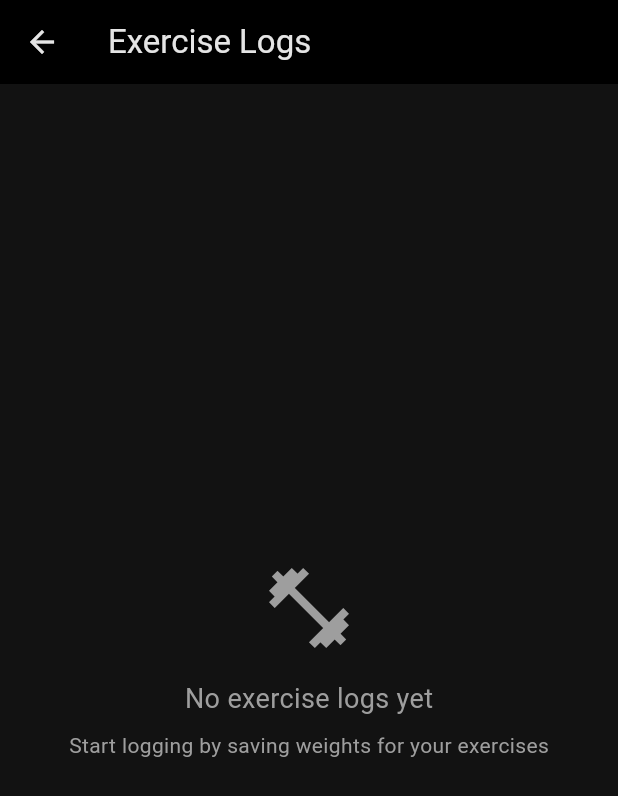
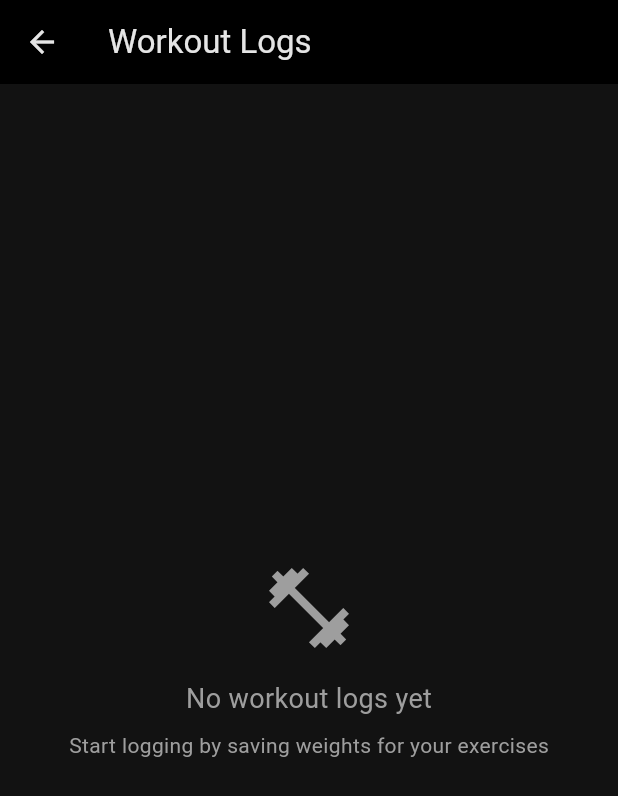
Before and after one commit to xDeZex/universal, a Flutter app: the WeightTrackingScreen screen opened directly, on a phone screen of 412 x 824 dp. Shown: the top 796 px of the screen. Run offline on Flutter 3.47's test engine with Material 3 defaults, Android fonts, the phone set to English and light mode, and no system bars; our stand-ins replace shared_preferences; accounts and stored records are empty.

Commit message:
refactor: rename tab from Exercise Logs to Workout Logs
- Further refinement of the tab name to better reflect its purpose
- Updated all references from "Exercise Logs" to "Workout Logs"
- "Workout Logs" provides clearer context about tracking workout data

🤖 Generated with [Claude Code](https://claude.ai/code)

Co-Authored-By: Claude <noreply@anthropic.com>

```diff
--- a/lib/screens/main_screen.dart
+++ b/lib/screens/main_screen.dart
@@ -73,7 +73,7 @@ class _MainScreenState extends State<MainScreen> {
           ),
           BottomNavigationBarItem(
             icon: Icon(Icons.trending_up),
-            label: 'Exercise Logs',
+            label: 'Workout Logs',
           ),
         ],
       ),
--- a/lib/screens/weight_tracking_screen.dart
+++ b/lib/screens/weight_tracking_screen.dart
@@ -21,7 +21,7 @@ class WeightTrackingScreen extends StatelessWidget {
 
   PreferredSizeWidget _buildAppBar(BuildContext context) {
     return AppBar(
-      title: const Text('Exercise Logs'),
+      title: const Text('Workout Logs'),
       backgroundColor: Theme.of(context).colorScheme.inversePrimary,
     );
   }
@@ -48,7 +48,7 @@ class WeightTrackingScreen extends StatelessWidget {
           ),
           SizedBox(height: 16),
           Text(
-            'No exercise logs yet',
+            'No workout logs yet',
             style: TextStyle(
               fontSize: 18,
               color: Colors.grey,
```
Also changed, not shown: 1 other file.
